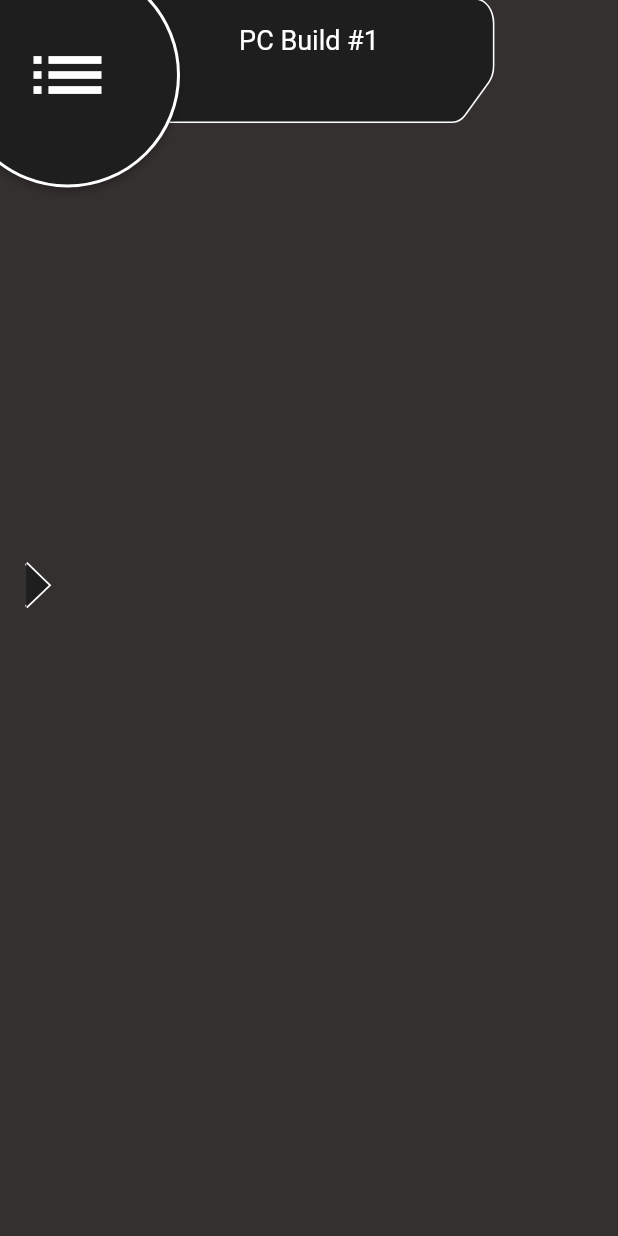
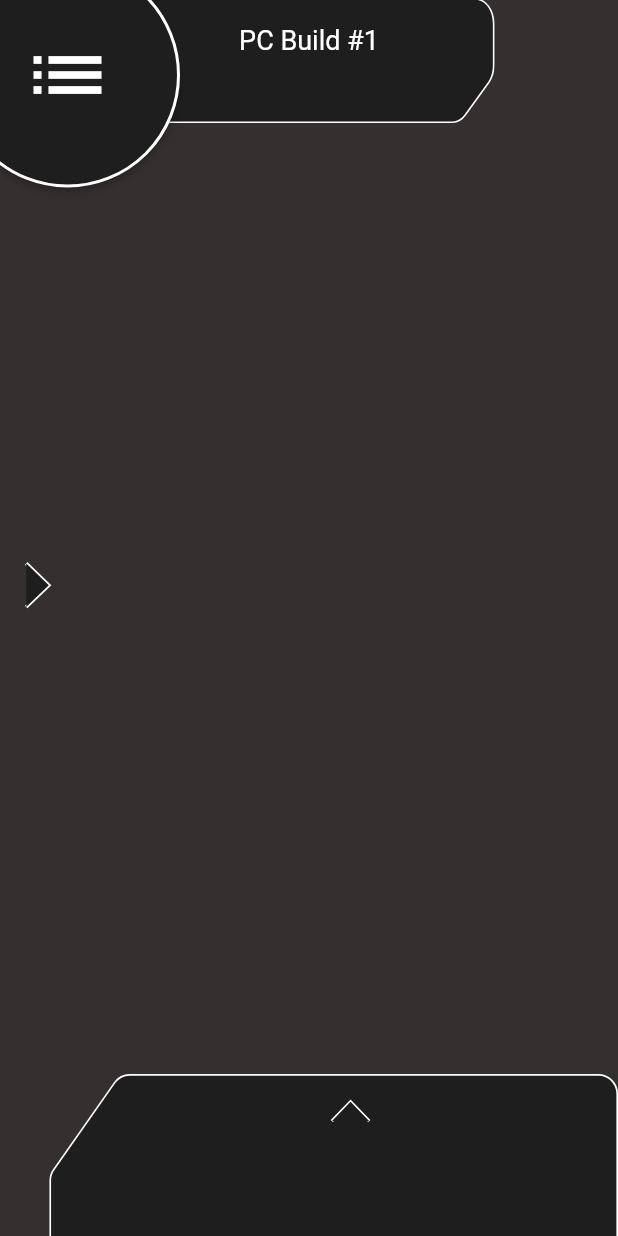
Before and after one commit to DrVilus/project_skripsi_binus, a Flutter app: the screen it shows after launch, after a tap on "Start a new build", on a phone screen of 412 x 824 dp. Run offline on Flutter 3.47's test engine with Material 2 defaults, Android fonts, the light colour scheme and no system bars; our stand-ins replace google_fonts; missing offline and left inert: connectivity_plus_web, touchable.

Commit message:
Added EstimatedPriceWidget

```diff
--- a/flutter_app/lib/Pages/BuildSchema/BuildSchemaPage.dart
+++ b/flutter_app/lib/Pages/BuildSchema/BuildSchemaPage.dart
@@ -1,5 +1,7 @@
 import 'package:flutter/cupertino.dart';
 import 'package:flutter/material.dart';
+import 'package:project_skripsi/Pages/BuildSchema/EstimatedPriceWidget.dart';
+import 'package:project_skripsi/UI/FadeBlackBackground.dart';
 
 import '../../UI/CustomAppbar.dart';
 
@@ -11,6 +13,12 @@ class BuildSchemaPage extends StatefulWidget {
 }
 
 class _BuildSchemaPageState extends State<BuildSchemaPage> {
+  bool _blackBackground = false;
+  void _toggleBlackBackground(){
+    setState(() {
+      _blackBackground = !_blackBackground;
+    });
+  }
   @override
   Widget build(BuildContext context) {
     return Scaffold(
@@ -20,6 +28,8 @@ class _BuildSchemaPageState extends State<BuildSchemaPage> {
           sideBarVisible: true,
           children: [
             Container(),
+            FadeBlackBackground(toggleVariable: _blackBackground),
+            EstimatedPriceWidget(blackBackgroundCallback: () => _toggleBlackBackground())
           ],
         ),
       )
--- a/flutter_app/lib/Pages/BuildSchema/ChoosePartsWidget.dart
+++ b/flutter_app/lib/Pages/BuildSchema/ChoosePartsWidget.dart
@@ -46,7 +46,10 @@ class _ChoosePartsWidgetState extends State<ChoosePartsWidget> {
                 color: Colors.white.withOpacity(0.5),
                 width: MediaQuery.of(context).size.width*0.82,
                 height: (MediaQuery.of(context).size.width*0.95*1.446629213483146).toDouble(),
-                child: Text("Fuck", style: TextStyles.interStyle1,),
+                child: ElevatedButton(
+                  onPressed: () { print("butt"); },
+                  child: Text("button"),
+                ),
               ),
             ),
             Positioned(
--- /dev/null
+++ b/flutter_app/lib/Pages/BuildSchema/EstimatedPriceWidget.dart
@@ -0,0 +1,165 @@
+import 'package:flutter/cupertino.dart';
+import 'package:flutter/material.dart';
+import 'package:project_skripsi/UI/FadeBlackBackground.dart';
+import 'package:project_skripsi/Variables/GlobalVariables.dart';
+
+import '../../UI/Palette.dart';
+
+class EstimatedPriceWidget extends StatefulWidget {
+  const EstimatedPriceWidget({Key? key, required this.blackBackgroundCallback}) : super(key: key);
+  final Function blackBackgroundCallback;
+  @override
+  State<EstimatedPriceWidget> createState() => _EstimatedPriceWidgetState();
+}
+
+class _EstimatedPriceWidgetState extends State<EstimatedPriceWidget> {
+  bool _isMenuPressed = false;
+
+  void _toggleMenu() {
+    setState(() {
+      _isMenuPressed = !_isMenuPressed;
+    });
+  }
+
+  @override
+  Widget build(BuildContext context) {
+    return AnimatedPositioned(
+        bottom: _isMenuPressed ? 0 : -MediaQuery.of(context).size.width*0.72*1.3103448275862069,
+        right: 0,
+        curve: Curves.fastOutSlowIn,
+        child: Stack(
+          children: [
+            FadeBlackBackground(toggleVariable: _isMenuPressed),
+            CustomPaint(
+              size: Size(MediaQuery.of(context).size.width*0.92, (MediaQuery.of(context).size.width*0.92*1.3103448275862069).toDouble()), //You can Replace [WIDTH] with your desired width for Custom Paint and height will be calculated automatically
+              painter: WidgetPainter(),
+            ),
+            Visibility(//Point up
+              visible: !_isMenuPressed,
+              child: Positioned(
+                bottom: (MediaQuery.of(context).size.width*0.86*1.3103448275862069).toDouble(),
+                right: MediaQuery.of(context).size.width*0.4,
+                child: CustomPaint(
+                  size: const Size(27, 16), //You can Replace [WIDTH] with your desired width for Custom Paint and height will be calculated automatically
+                  painter: ArrowUpPainter(),
+                ),
+              )
+            ),
+            Visibility(//Point down
+              visible: _isMenuPressed,
+              child: Positioned(
+                bottom: (MediaQuery.of(context).size.width*0.86*1.3103448275862069).toDouble(),
+                right: MediaQuery.of(context).size.width*0.4,
+                child: CustomPaint(
+                  size: const Size(27, 16), //You can Replace [WIDTH] with your desired width for Custom Paint and height will be calculated automatically
+                  painter: ArrowDownPainter(),
+                ),
+              )
+            ),
+            Positioned(
+              child: GestureDetector(
+                behavior: HitTestBehavior.translucent,
+                onTap: () {
+                  _toggleMenu();
+                  widget.blackBackgroundCallback();
+                },
+                child: Container(
+                  width: MediaQuery.of(context).size.width*0.92,
+                  height: MediaQuery.of(context).size.height *0.16,
+                  //color: Colors.yellow.shade600,
+                ),
+              ),
+            ),
+
+          ],
+        ),
+        duration: Duration(milliseconds: 500)
+    );
+  }
+}
+
+class WidgetPainter extends CustomPainter {
+  @override
+  void paint(Canvas canvas, Size size) {
+
+    Path path_0 = Path();
+    path_0.moveTo(size.width*0.008596494,size.height*0.1290404);
+    path_0.cubicTo(size.width*0.004871695,size.height*0.1330969,size.width*0.002873563,size.height*0.1379303,size.width*0.002873563,size.height*0.1428838);
+    path_0.lineTo(size.width*0.002873563,size.height*0.9736842);
+    path_0.cubicTo(size.width*0.002873563,size.height*0.9870066,size.width*0.01702549,size.height*0.9978070,size.width*0.03448276,size.height*0.9978070);
+    path_0.lineTo(size.width*0.9655172,size.height*0.9978070);
+    path_0.cubicTo(size.width*0.9829741,size.height*0.9978070,size.width*0.9971264,size.height*0.9870066,size.width*0.9971264,size.height*0.9736842);
+    path_0.lineTo(size.width*0.9971264,size.height*0.02631579);
+    path_0.cubicTo(size.width*0.9971264,size.height*0.01299311,size.width*0.9829741,size.height*0.002192982,size.width*0.9655172,size.height*0.002192982);
+    path_0.lineTo(size.width*0.1415167,size.height*0.002192982);
+    path_0.cubicTo(size.width*0.1312078,size.height*0.002192982,size.width*0.1215466,size.height*0.006029496,size.width*0.1156305,size.height*0.01247243);
+    path_0.lineTo(size.width*0.008596494,size.height*0.1290404);
+    path_0.close();
+
+    Paint paint_0_stroke = Paint()..style=PaintingStyle.stroke..strokeWidth=size.width*0.005747126;
+    paint_0_stroke.color=Colors.white.withOpacity(1.0);
+    canvas.drawPath(path_0,paint_0_stroke);
+
+    Paint paint_0_fill = Paint()..style=PaintingStyle.fill;
+    paint_0_fill.color = Palette.widgetBackground1;
+    canvas.drawPath(path_0,paint_0_fill);
+
+  }
+
+  @override
+  bool shouldRepaint(covariant CustomPainter oldDelegate) {
+    return true;
+  }
+}
+
+class ArrowDownPainter extends CustomPainter {
+
+  @override
+  void paint(Canvas canvas, Size size) {
+
+    Path path_0 = Path();
+    path_0.moveTo(size.width*0.9629630,size.height*0.06250000);
+    path_0.lineTo(size.width*0.5000000,size.height*0.8750000);
+    path_0.lineTo(size.width*0.03703704,size.height*0.06249994);
+
+    Paint paint_0_stroke = Paint()..style=PaintingStyle.stroke..strokeWidth=size.width*0.07407407;
+    paint_0_stroke.color=Colors.white.withOpacity(1.0);
+    canvas.drawPath(path_0,paint_0_stroke);
+
+    Paint paint_0_fill = Paint()..style=PaintingStyle.fill;
+    paint_0_fill.color = Palette.widgetBackground1;
+    canvas.drawPath(path_0,paint_0_fill);
+
+  }
+
+  @override
+  bool shouldRepaint(covariant CustomPainter oldDelegate) {
+    return true;
+  }
+}
+
+//Copy this CustomPainter code to the Bottom of the File
+class ArrowUpPainter extends CustomPainter {
+  @override
+  void paint(Canvas canvas, Size size) {
+
+    Path path_0 = Path();
+    path_0.moveTo(1,15);
+    path_0.lineTo(13.5,2);
+    path_0.lineTo(26,15);
+
+    Paint paint_0_stroke = Paint()..style=PaintingStyle.stroke..strokeWidth=size.width*0.07407407;
+    paint_0_stroke.color=Colors.white.withOpacity(1.0);
+    canvas.drawPath(path_0,paint_0_stroke);
+
+    Paint paint_0_fill = Paint()..style=PaintingStyle.fill;
+    paint_0_fill.color = Palette.widgetBackground1;
+    canvas.drawPath(path_0,paint_0_fill);
+
+  }
+
+  @override
+  bool shouldRepaint(covariant CustomPainter oldDelegate) {
+    return true;
+  }
+}
--- a/flutter_app/lib/UI/CustomAppbar.dart
+++ b/flutter_app/lib/UI/CustomAppbar.dart
@@ -2,8 +2,10 @@ import 'package:flutter/cupertino.dart';
 import 'package:flutter/material.dart';
 import 'package:project_skripsi/Pages/BuildSchema/ChoosePartsWidget.dart';
 import 'package:project_skripsi/UI/CustomContainer.dart';
+import 'package:project_skripsi/Variables/GlobalVariables.dart';
 import 'package:touchable/touchable.dart';
 
+import 'FadeBlackBackground.dart';
 import 'Palette.dart';
 
 class CustomAppbar extends StatefulWidget {
@@ -80,12 +82,8 @@ class _CustomAppbarState extends State<CustomAppbar> {
             )
         ),
         ...widget.children,
-        Visibility(
-            visible: _isMenuButtonPressed,
-            child: Container(
-              color: const Color(0xFF000000).withOpacity(0.5),
-            )
-        ),
+        FadeBlackBackground(toggleVariable: _isMenuButtonPressed),
+        FadeBlackBackground(toggleVariable: _isSideBarPressed),
         Visibility(
           visible: _isMenuButtonPressed,
           child: Positioned(
@@ -218,6 +216,8 @@ class _CustomAppbarState extends State<CustomAppbar> {
     );
   }
 }
+
+
 
 class MenuButton extends StatelessWidget {
   const MenuButton({Key? key, required this.onPressed, required this.iconData, required this.text, this.inkwellBorderRadius}) : super(key: key);
--- /dev/null
+++ b/flutter_app/lib/UI/FadeBlackBackground.dart
@@ -0,0 +1,20 @@
+import 'package:flutter/cupertino.dart';
+
+class FadeBlackBackground extends StatelessWidget {
+  const FadeBlackBackground({
+    Key? key,
+    required bool toggleVariable,
+  }) : isMenuButtonPressed = toggleVariable, super(key: key);
+
+  final bool isMenuButtonPressed;
+
+  @override
+  Widget build(BuildContext context) {
+    return Visibility(
+        visible: isMenuButtonPressed,
+        child: Container(
+          color: const Color(0xFF000000).withOpacity(0.5),
+        )
+    );
+  }
+}
--- a/flutter_app/lib/Variables/GlobalVariables.dart
+++ b/flutter_app/lib/Variables/GlobalVariables.dart
@@ -1 +1,3 @@
 library flutter_app.global_variables;
+
+String currentBuildName = "";
```
Also changed, not shown: 1 other file.
